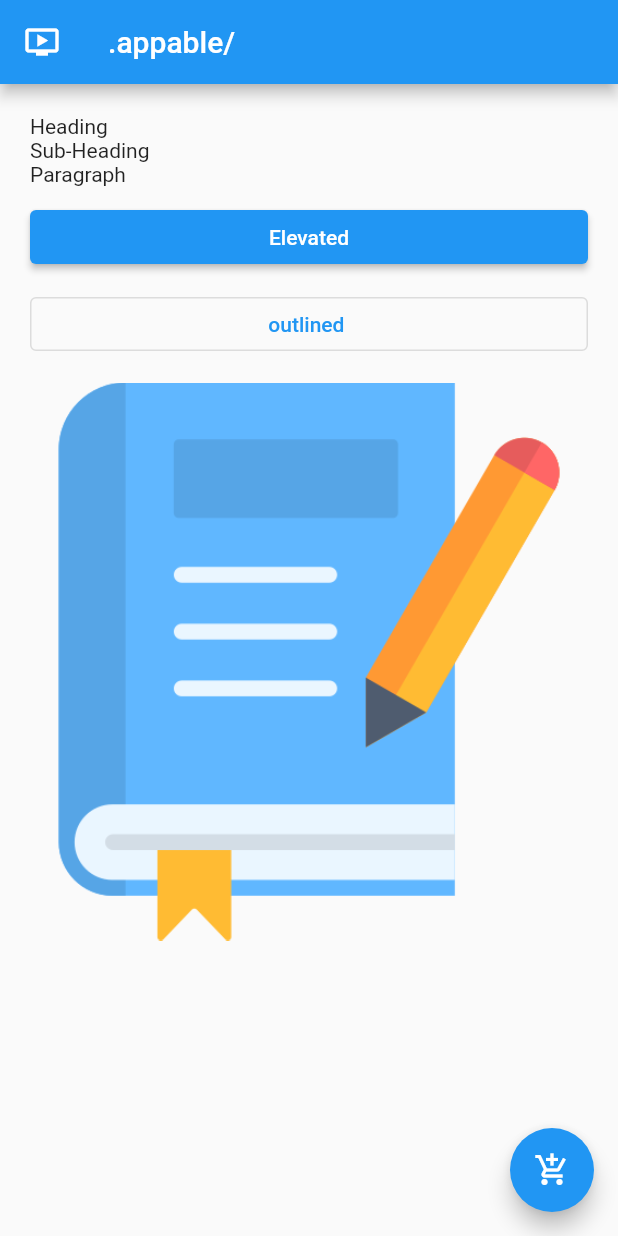
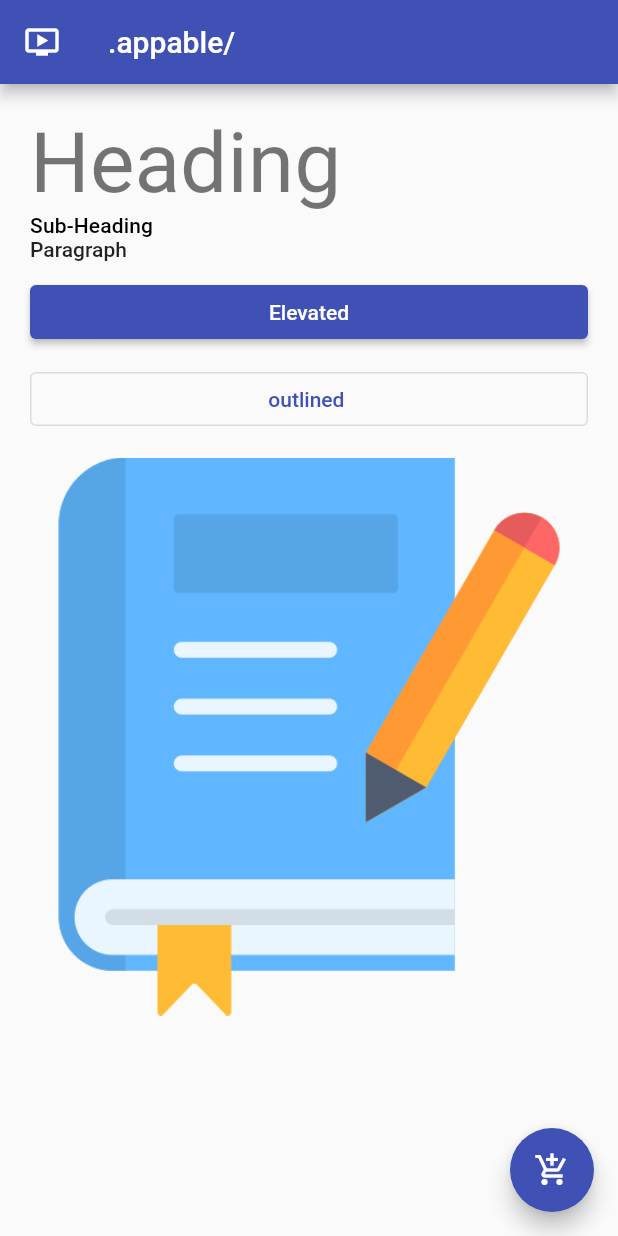
Before and after one commit to Gowsalyanatraj/Login_App_Flutter, a Flutter app: the screen it shows after launch, on a phone screen of 412 x 824 dp. Run offline on Flutter 3.47's test engine with Material 2 defaults, Android fonts, the phone set to English and light mode, and no system bars.

Commit message:
style: headings and fonts

```diff
--- a/lib/main.dart
+++ b/lib/main.dart
@@ -11,7 +11,8 @@ class MyApp extends StatelessWidget {
   @override
   Widget build(BuildContext context) {
     return MaterialApp(
-      theme: ThemeData(brightness: Brightness.light),
+      theme:
+          ThemeData(brightness: Brightness.light, primarySwatch: Colors.indigo),
       darkTheme: ThemeData(brightness: Brightness.dark),
       themeMode: ThemeMode.system,
       debugShowCheckedModeBanner: false,
@@ -27,7 +28,7 @@ class AppHome extends StatelessWidget {
   Widget build(BuildContext context) {
     return Scaffold(
       appBar: AppBar(
-        backgroundColor: Colors.blue,
+        backgroundColor: Colors.indigo,
         title: const Text('.appable/'),
         leading: const Icon(Icons.ondemand_video),
       ),
@@ -39,9 +40,9 @@ class AppHome extends StatelessWidget {
         padding: const EdgeInsets.all(20.0),
         child: ListView(
           children: [
-            const Text("Heading"),
-            const Text("Sub-Heading"),
-            const Text("Paragraph"),
+            Text("Heading", style: Theme.of(context).textTheme.headline2),
+            Text("Sub-Heading", style: Theme.of(context).textTheme.subtitle2),
+            Text("Paragraph", style: Theme.of(context).textTheme.bodyText1),
             const SizedBox(height: 10),
             ElevatedButton(onPressed: () {}, child: const Text('Elevated')),
             const SizedBox(height: 10),
@@ -50,7 +51,7 @@ class AppHome extends StatelessWidget {
               child: const Text('outlined '),
             ),
             const SizedBox(height: 15),
-            Image(image: AssetImage('assets/images/book.png'))
+            const Image(image: AssetImage('assets/images/book.png'))
           ],
         ),
       ),
```
